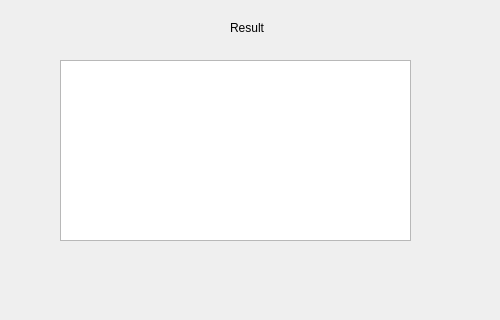
Qt form gui/Result.ui (SENGStringray/Fine-food-finder) before a commit.
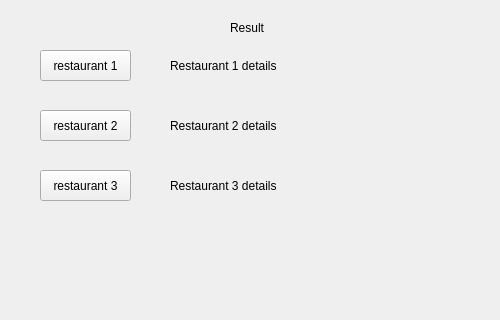
The same form after that commit. Icons and pictures are not drawn.

```diff
--- a/gui/Result.ui
+++ b/gui/Result.ui
@@ -45,14 +45,82 @@
     <string>Result</string>
    </property>
   </widget>
-  <widget class="QTextEdit" name="testBox">
+  <widget class="QPushButton" name="btn_restaurant1">
    <property name="geometry">
     <rect>
-     <x>60</x>
-     <y>60</y>
-     <width>351</width>
-     <height>181</height>
+     <x>40</x>
+     <y>50</y>
+     <width>91</width>
+     <height>31</height>
     </rect>
+   </property>
+   <property name="text">
+    <string>restaurant 1</string>
+   </property>
+  </widget>
+  <widget class="QPushButton" name="btn_restaurant2">
+   <property name="geometry">
+    <rect>
+     <x>40</x>
+     <y>110</y>
+     <width>91</width>
+     <height>31</height>
+    </rect>
+   </property>
+   <property name="text">
+    <string>restaurant 2</string>
+   </property>
+  </widget>
+  <widget class="QPushButton" name="btn_restaurant3">
+   <property name="geometry">
+    <rect>
+     <x>40</x>
+     <y>170</y>
+     <width>91</width>
+     <height>31</height>
+    </rect>
+   </property>
+   <property name="text">
+    <string>restaurant 3</string>
+   </property>
+  </widget>
+  <widget class="QLabel" name="lbl_restaurant1">
+   <property name="geometry">
+    <rect>
+     <x>170</x>
+     <y>50</y>
+     <width>311</width>
+     <height>31</height>
+    </rect>
+   </property>
+   <property name="text">
+    <string>Restaurant 1 details</string>
+   </property>
+  </widget>
+  <widget class="QLabel" name="lbl_restaurant2">
+   <property name="geometry">
+    <rect>
+     <x>170</x>
+     <y>110</y>
+     <width>311</width>
+     <height>31</height>
+    </rect>
+   </property>
+   <property name="text">
+    <string>Restaurant 2 details</string>
+   </property>
+  </widget>
+  <widget class="QLabel" name="lbl_restaurant3">
+   <property name="geometry">
+    <rect>
+     <x>170</x>
+     <y>170</y>
+     <width>311</width>
+     <height>31</height>
+    </rect>
+   </property>
+   <property name="text">
+    <string>Restaurant 3 details</string>
    </property>
   </widget>
  </widget>
```
Left out of the diff: 2 changed lines with no effect on the pictures.
